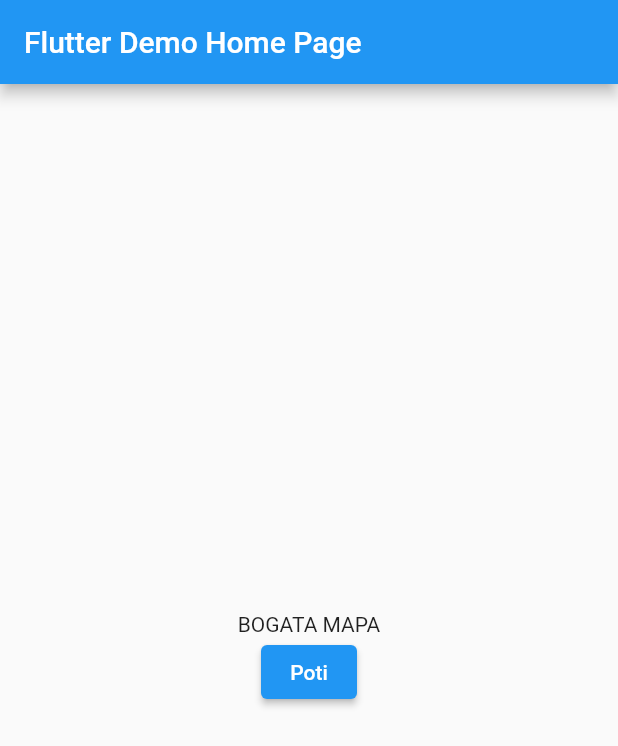
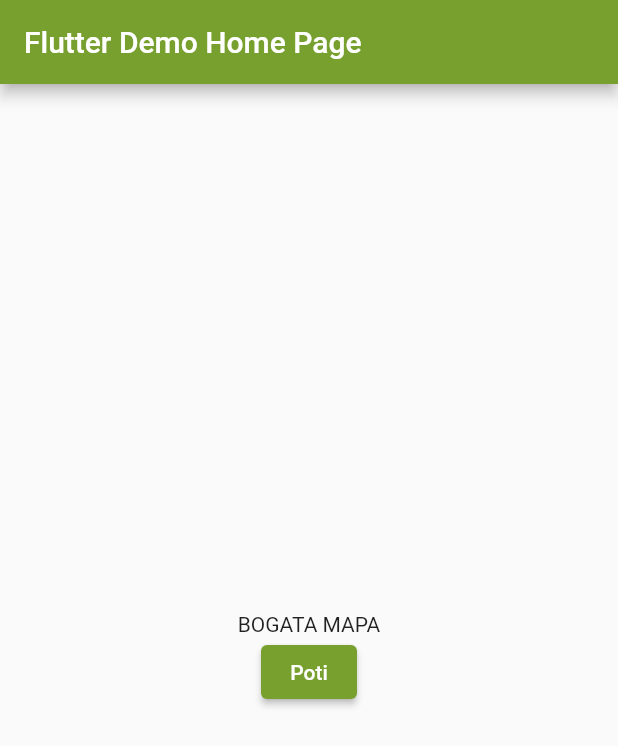
Before and after one commit to zan-luka/emp-app, a Flutter app: the screen it shows after launch, on a phone screen of 412 x 824 dp. Shown: the top 746 px of the screen. Run offline on Flutter 3.47's test engine with Material 2 defaults, Android fonts, the phone set to English and light mode, and no system bars.

```diff
--- /dev/null
+++ b/lib/pallete.dart
@@ -0,0 +1,19 @@
+import 'package:flutter/material.dart';
+
+class Pallete {
+  static const MaterialColor kToDark = const MaterialColor(
+      0xff78a02e,
+      const <int, Color> {
+        50: const Color(0xff78a02e),
+        100: const Color(0xff78a02e),
+        200: const Color(0xff78a02e),
+        300: const Color(0xff78a02e),
+        400: const Color(0xff78a02e),
+        500: const Color(0xff78a02e),
+        600: const Color(0xff78a02e),
+        700: const Color(0xff78a02e),
+        800: const Color(0xff78a02e),
+        900: const Color(0xff78a02e),
+      }
+  );
+}
--- a/pubspec.yaml
+++ b/pubspec.yaml
@@ -31,6 +31,7 @@ dependencies:
     sdk: flutter
 
   url_launcher: ^6.0.17
+  http: ^0.12.2
 
   # The following adds the Cupertino Icons font to your application.
   # Use with the CupertinoIcons class for iOS style icons.
```
Also changed, not shown: lib/main.dart (+21 -19 lines), pubspec.lock.
